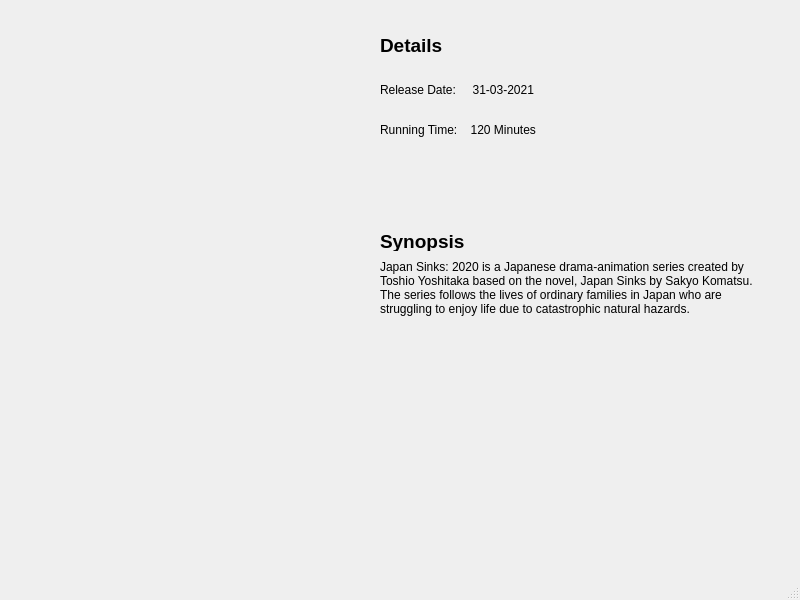
The window that In4B00king/movieinformation.ui (leejm17/ICT1009-In4B00king) describes before a commit, drawn with Qt 5.
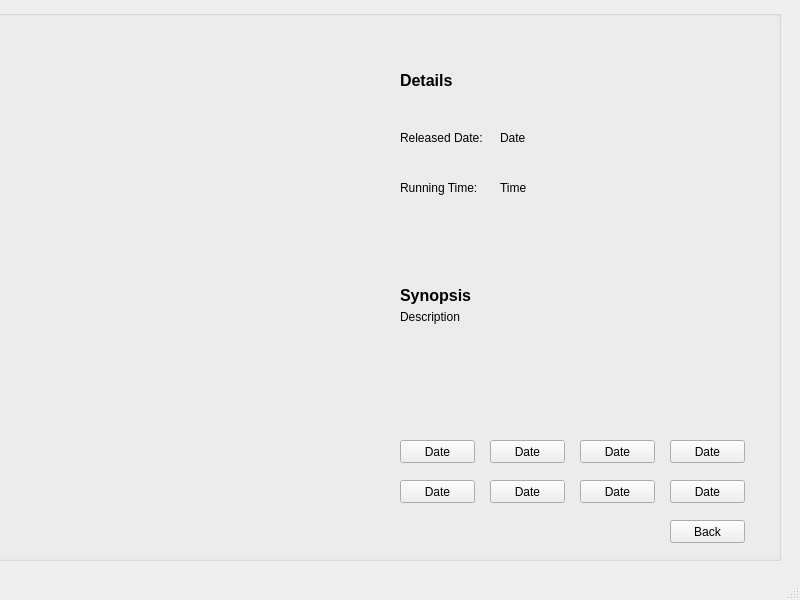
The same window after the commit. Icons and pictures are not drawn.

Commit message:
Added MovieInformation Page
Added Back Button and movie time slots Button(Static). Picture(Static).

What changed in the file:
```diff
--- a/In4B00king/movieinformation.ui
+++ b/In4B00king/movieinformation.ui
@@ -14,10 +14,22 @@
    <string>MainWindow</string>
   </property>
   <widget class="QWidget" name="centralwidget">
-   <widget class="QLabel" name="label">
+   <widget class="QGroupBox" name="groupBox">
     <property name="geometry">
      <rect>
-      <x>10</x>
+      <x>-10</x>
+      <y>10</y>
+      <width>791</width>
+      <height>551</height>
+     </rect>
+    </property>
+    <property name="title">
+     <string/>
+    </property>
+    <widget class="QLabel" name="Movie">
+     <property name="geometry">
+      <rect>
+       <x>40</x>
       <y>20</y>
       <width>361</width>
       <height>531</height>
@@ -27,69 +39,69 @@
      <string>&lt;html&gt;&lt;head/&gt;&lt;body&gt;&lt;p&gt;&lt;img src=&quot;:/resources/img/JapanSinks2020Info.png&quot;/&gt;&lt;/p&gt;&lt;/body&gt;&lt;/html&gt;</string>
     </property>
    </widget>
-   <widget class="QLabel" name="label_2">
+    <widget class="QLabel" name="Title">
     <property name="geometry">
      <rect>
-      <x>380</x>
-      <y>30</y>
-      <width>71</width>
+       <x>410</x>
+       <y>60</y>
+       <width>361</width>
+       <height>21</height>
+      </rect>
+     </property>
+     <property name="text">
+      <string>&lt;html&gt;&lt;head/&gt;&lt;body&gt;&lt;p&gt;&lt;span style=&quot; font-size:12pt; font-weight:600;&quot;&gt;Details&lt;/span&gt;&lt;/p&gt;&lt;/body&gt;&lt;/html&gt;</string>
+     </property>
+    </widget>
+    <widget class="QLabel" name="Synopsis">
+     <property name="geometry">
+      <rect>
+       <x>410</x>
+       <y>270</y>
+       <width>101</width>
       <height>31</height>
      </rect>
     </property>
     <property name="text">
-     <string>&lt;html&gt;&lt;head/&gt;&lt;body&gt;&lt;p&gt;&lt;span style=&quot; font-size:14pt; font-weight:600;&quot;&gt;Details&lt;/span&gt;&lt;/p&gt;&lt;/body&gt;&lt;/html&gt;</string>
-    </property>
-   </widget>
-   <widget class="QLabel" name="label_3">
+      <string>&lt;html&gt;&lt;head/&gt;&lt;body&gt;&lt;p&gt;&lt;span style=&quot; font-size:12pt; font-weight:600;&quot;&gt;Synopsis&lt;/span&gt;&lt;/p&gt;&lt;/body&gt;&lt;/html&gt;</string>
+     </property>
+    </widget>
+    <widget class="QLabel" name="Released_Date">
     <property name="geometry">
      <rect>
-      <x>380</x>
-      <y>80</y>
-      <width>261</width>
-      <height>19</height>
-     </rect>
-    </property>
-    <property name="text">
-     <string>Release Date:     31-03-2021</string>
-    </property>
-   </widget>
-   <widget class="QLabel" name="label_4">
-    <property name="geometry">
-     <rect>
-      <x>380</x>
+       <x>410</x>
       <y>120</y>
-      <width>221</width>
-      <height>19</height>
-     </rect>
-    </property>
-    <property name="text">
-     <string>Running Time:    120 Minutes</string>
-    </property>
-   </widget>
-   <widget class="QLabel" name="label_5">
-    <property name="geometry">
-     <rect>
-      <x>380</x>
-      <y>230</y>
       <width>91</width>
-      <height>21</height>
+       <height>16</height>
      </rect>
     </property>
     <property name="text">
-     <string>&lt;html&gt;&lt;head/&gt;&lt;body&gt;&lt;p&gt;&lt;span style=&quot; font-size:14pt; font-weight:600;&quot;&gt;Synopsis&lt;/span&gt;&lt;/p&gt;&lt;/body&gt;&lt;/html&gt;</string>
-    </property>
-   </widget>
-   <widget class="QLabel" name="label_6">
+      <string>&lt;html&gt;&lt;head/&gt;&lt;body&gt;&lt;p&gt;&lt;span style=&quot; font-size:9pt;&quot;&gt;Released Date:&lt;/span&gt;&lt;/p&gt;&lt;/body&gt;&lt;/html&gt;</string>
+     </property>
+    </widget>
+    <widget class="QLabel" name="Duration">
     <property name="geometry">
      <rect>
-      <x>380</x>
-      <y>260</y>
-      <width>381</width>
-      <height>111</height>
+       <x>410</x>
+       <y>170</y>
+       <width>81</width>
+       <height>16</height>
      </rect>
     </property>
     <property name="text">
-     <string>&lt;html&gt;&lt;head/&gt;&lt;body&gt;&lt;p&gt;Japan Sinks: 2020 is a Japanese drama-animation series created by Toshio Yoshitaka based on the novel, Japan Sinks by Sakyo Komatsu. The series follows the lives of ordinary families in Japan who are struggling to enjoy life due to catastrophic natural hazards. &lt;/p&gt;&lt;/body&gt;&lt;/html&gt;</string>
+      <string>&lt;html&gt;&lt;head/&gt;&lt;body&gt;&lt;p&gt;&lt;span style=&quot; font-size:9pt;&quot;&gt;Running Time: &lt;/span&gt;&lt;/p&gt;&lt;/body&gt;&lt;/html&gt;</string>
+     </property>
+    </widget>
+    <widget class="QLabel" name="Description">
+     <property name="geometry">
+      <rect>
+       <x>410</x>
+       <y>300</y>
+       <width>361</width>
+       <height>91</height>
+      </rect>
+     </property>
+     <property name="text">
+      <string>&lt;html&gt;&lt;head/&gt;&lt;body&gt;&lt;p&gt;&lt;span style=&quot; font-size:9pt;&quot;&gt;Description &lt;/span&gt;&lt;/p&gt;&lt;/body&gt;&lt;/html&gt;</string>
     </property>
     <property name="alignment">
      <set>Qt::AlignLeading|Qt::AlignLeft|Qt::AlignTop</set>
@@ -97,6 +109,150 @@
     <property name="wordWrap">
      <bool>true</bool>
     </property>
+    </widget>
+    <widget class="QLabel" name="Date">
+     <property name="geometry">
+      <rect>
+       <x>510</x>
+       <y>120</y>
+       <width>101</width>
+       <height>16</height>
+      </rect>
+     </property>
+     <property name="text">
+      <string>&lt;html&gt;&lt;head/&gt;&lt;body&gt;&lt;p&gt;Date&lt;/p&gt;&lt;/body&gt;&lt;/html&gt;</string>
+     </property>
+    </widget>
+    <widget class="QLabel" name="Time">
+     <property name="geometry">
+      <rect>
+       <x>510</x>
+       <y>170</y>
+       <width>101</width>
+       <height>16</height>
+      </rect>
+     </property>
+     <property name="text">
+      <string>&lt;html&gt;&lt;head/&gt;&lt;body&gt;&lt;p&gt;Time&lt;/p&gt;&lt;/body&gt;&lt;/html&gt;</string>
+     </property>
+    </widget>
+    <widget class="QPushButton" name="pushButton">
+     <property name="geometry">
+      <rect>
+       <x>410</x>
+       <y>430</y>
+       <width>75</width>
+       <height>23</height>
+      </rect>
+     </property>
+     <property name="text">
+      <string>Date</string>
+     </property>
+    </widget>
+    <widget class="QPushButton" name="pushButton_2">
+     <property name="geometry">
+      <rect>
+       <x>500</x>
+       <y>430</y>
+       <width>75</width>
+       <height>23</height>
+      </rect>
+     </property>
+     <property name="text">
+      <string>Date</string>
+     </property>
+    </widget>
+    <widget class="QPushButton" name="pushButton_3">
+     <property name="geometry">
+      <rect>
+       <x>590</x>
+       <y>430</y>
+       <width>75</width>
+       <height>23</height>
+      </rect>
+     </property>
+     <property name="text">
+      <string>Date</string>
+     </property>
+    </widget>
+    <widget class="QPushButton" name="pushButton_4">
+     <property name="geometry">
+      <rect>
+       <x>680</x>
+       <y>430</y>
+       <width>75</width>
+       <height>23</height>
+      </rect>
+     </property>
+     <property name="text">
+      <string>Date</string>
+     </property>
+    </widget>
+    <widget class="QPushButton" name="pushButton_5">
+     <property name="geometry">
+      <rect>
+       <x>410</x>
+       <y>470</y>
+       <width>75</width>
+       <height>23</height>
+      </rect>
+     </property>
+     <property name="text">
+      <string>Date</string>
+     </property>
+    </widget>
+    <widget class="QPushButton" name="pushButton_6">
+     <property name="geometry">
+      <rect>
+       <x>500</x>
+       <y>470</y>
+       <width>75</width>
+       <height>23</height>
+      </rect>
+     </property>
+     <property name="text">
+      <string>Date</string>
+     </property>
+    </widget>
+    <widget class="QPushButton" name="pushButton_7">
+     <property name="geometry">
+      <rect>
+       <x>590</x>
+       <y>470</y>
+       <width>75</width>
+       <height>23</height>
+      </rect>
+     </property>
+     <property name="text">
+      <string>Date</string>
+     </property>
+    </widget>
+    <widget class="QPushButton" name="pushButton_8">
+     <property name="geometry">
+      <rect>
+       <x>680</x>
+       <y>470</y>
+       <width>75</width>
+       <height>23</height>
+      </rect>
+     </property>
+     <property name="text">
+      <string>Date</string>
+     </property>
+    </widget>
+    <widget class="QPushButton" name="Back">
+     <property name="geometry">
+      <rect>
+       <x>680</x>
+       <y>510</y>
+       <width>75</width>
+       <height>23</height>
+      </rect>
+     </property>
+     <property name="text">
+      <string>Back</string>
+     </property>
+    </widget>
    </widget>
   </widget>
   <widget class="QMenuBar" name="menubar">
```
Lines whose indentation alone changed are shown as unchanged. The commit also changes 8 other files.
